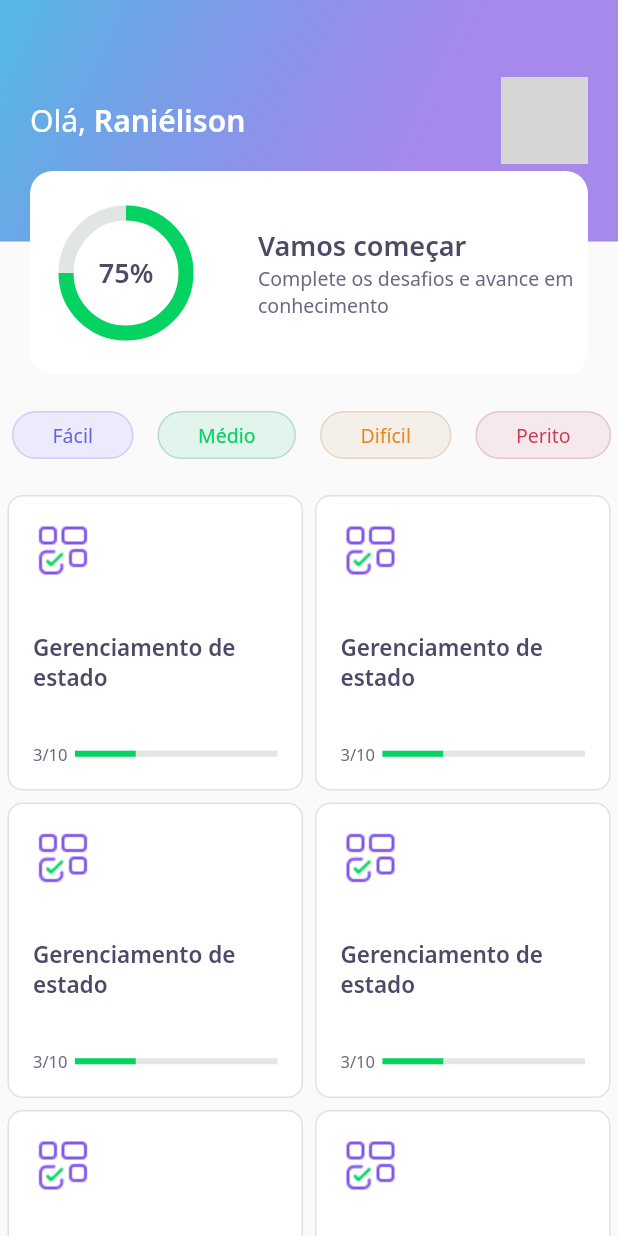
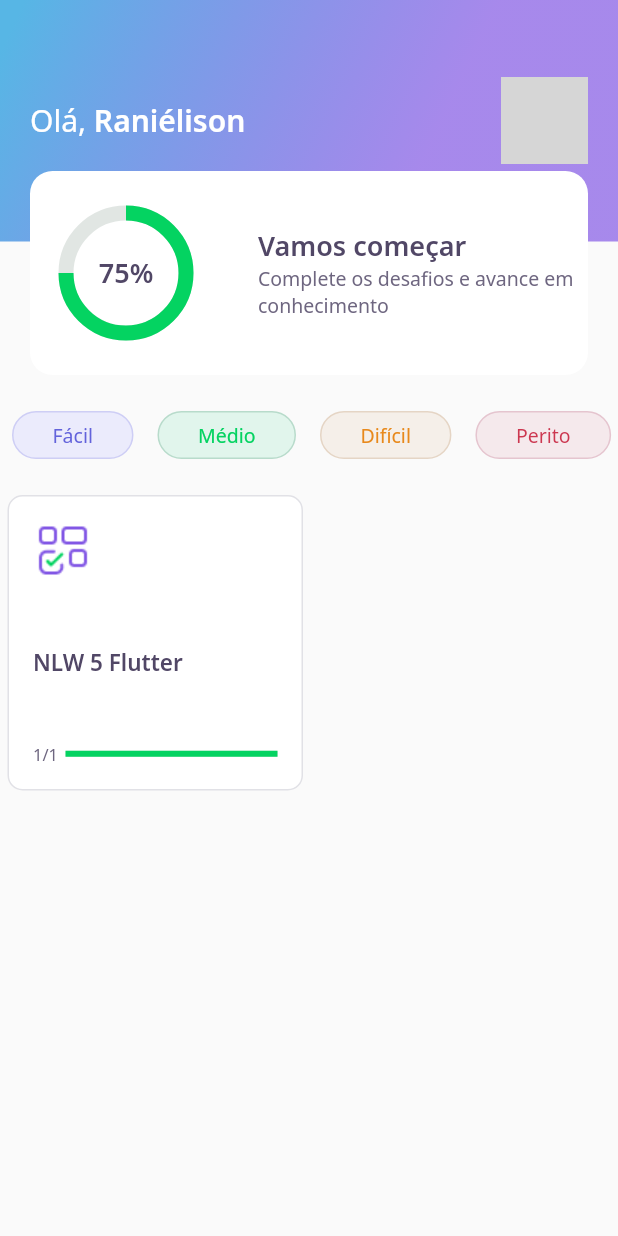
Before and after one commit to ranielison/devquiz, a Flutter app: the HomePage screen opened directly, on a phone screen of 412 x 824 dp. Run offline on Flutter 3.47's test engine with Material 2 defaults, Android fonts, the phone set to English and light mode, and no system bars; our stand-ins replace google_fonts; accounts and stored records are empty; network calls fail; grey boxes are pictures that could not be loaded.

```diff
--- /dev/null
+++ b/assets/database/user.json
@@ -0,0 +1,5 @@
+{
+  "name": "Raniélison",
+  "score": 75,
+  "photoUrl": "https://avatars.githubusercontent.com/u/16888639?s=400&u=a757561747f36002493dc25f2c937c544c40a3d0&v=4"
+}
--- a/lib/core/app_widget.dart
+++ b/lib/core/app_widget.dart
@@ -1,4 +1,4 @@
-import 'package:DevQuiz/challenge/challenge_page.dart';
+import 'package:DevQuiz/home/home_page.dart';
 import 'package:flutter/material.dart';
 
 class AppWidget extends StatelessWidget {
@@ -7,7 +7,7 @@ class AppWidget extends StatelessWidget {
     return MaterialApp(
       title: "DevQuiz",
       debugShowCheckedModeBanner: false,
-      home: ChallengePage(),
+      home: HomePage(),
     );
   }
 }
--- a/lib/home/home_controller.dart
+++ b/lib/home/home_controller.dart
@@ -1,7 +1,29 @@
+import 'package:DevQuiz/home/home_repository.dart';
+import 'package:DevQuiz/home/home_state.dart';
 import 'package:DevQuiz/shared/models/quiz_model.dart';
 import 'package:DevQuiz/shared/models/user_model.dart';
+import 'package:flutter/widgets.dart';
 
 class HomeController {
+  final stateNotifier = ValueNotifier<HomeState>(HomeState.empty);
+
+  set state(HomeState state) => stateNotifier.value = state;
+  HomeState get state => stateNotifier.value;
+
   UserModel? user;
   List<QuizModel>? quizzes;
+
+  final repository = HomeRepository();
+
+  void getUser() async {
+    state = HomeState.loading;
+    user = await repository.getUser();
+    state = HomeState.success;
+  }
+
+  void getQuizzes() async {
+    state = HomeState.loading;
+    quizzes = await repository.getQuizzes();
+    state = HomeState.success;
+  }
 }
--- a/lib/home/home_page.dart
+++ b/lib/home/home_page.dart
@@ -1,3 +1,5 @@
+import 'package:DevQuiz/home/home_controller.dart';
+import 'package:DevQuiz/home/home_state.dart';
 import 'package:DevQuiz/home/widgets/appbar/app_bar_widget.dart';
 import 'package:DevQuiz/home/widgets/level_button/level_button_widget.dart';
 import 'package:DevQuiz/home/widgets/quiz_card/quiz_card_widget.dart';
@@ -9,10 +11,25 @@ class HomePage extends StatefulWidget {
 }
 
 class _HomePageState extends State<HomePage> {
+  final controller = HomeController();
+
+  @override
+  void initState() {
+    super.initState();
+    controller.getUser();
+    controller.getQuizzes();
+    controller.stateNotifier.addListener(() {
+      setState(() {});
+    });
+  }
+
   @override
   Widget build(BuildContext context) {
+    if (controller.state == HomeState.success) {
       return Scaffold(
-      appBar: AppBarWidget(),
+        appBar: AppBarWidget(
+          user: controller.user!,
+        ),
         body: Column(
           children: [
             SizedBox(height: 24),
@@ -34,18 +51,26 @@ class _HomePageState extends State<HomePage> {
                 crossAxisSpacing: 8,
                 mainAxisSpacing: 8,
                 padding: const EdgeInsets.symmetric(horizontal: 5),
-              children: [
-                QuizCardWidget(),
-                QuizCardWidget(),
-                QuizCardWidget(),
-                QuizCardWidget(),
-                QuizCardWidget(),
-                QuizCardWidget(),
-              ],
+                children: controller.quizzes!
+                    .map(
+                      (item) => QuizCardWidget(
+                        quiz: item,
+                      ),
+                    )
+                    .toList(),
               ),
             )
           ],
         ),
       );
+    } else {
+      return Scaffold(
+        body: Center(
+          child: CircularProgressIndicator(
+            valueColor: AlwaysStoppedAnimation<Color>(Colors.grey),
+          ),
+        ),
+      );
     }
   }
+}
--- /dev/null
+++ b/lib/home/home_state.dart
@@ -0,0 +1 @@
+enum HomeState { success, loading, error, empty }
--- a/lib/home/widgets/appbar/app_bar_widget.dart
+++ b/lib/home/widgets/appbar/app_bar_widget.dart
@@ -1,10 +1,13 @@
 import 'package:DevQuiz/core/app_gradients.dart';
 import 'package:DevQuiz/core/app_text_styles.dart';
 import 'package:DevQuiz/home/widgets/score_card/score_card_widget.dart';
+import 'package:DevQuiz/shared/models/user_model.dart';
 import 'package:flutter/material.dart';
 
 class AppBarWidget extends PreferredSize {
-  AppBarWidget()
+  final UserModel user;
+
+  AppBarWidget({required this.user})
       : super(
           preferredSize: Size.fromHeight(250),
           child: Container(
@@ -27,7 +30,7 @@ class AppBarWidget extends PreferredSize {
                           style: AppTextStyles.title,
                           children: [
                             TextSpan(
-                              text: "Raniélison",
+                              text: user.name,
                               style: AppTextStyles.titleBold,
                             )
                           ],
@@ -39,9 +42,7 @@ class AppBarWidget extends PreferredSize {
                         decoration: BoxDecoration(
                           borderRadius: BorderRadius.circular(10),
                           image: DecorationImage(
-                            image: NetworkImage(
-                              "https://avatars.githubusercontent.com/u/16888639?s=400&u=a757561747f36002493dc25f2c937c544c40a3d0&v=4",
-                            ),
+                            image: NetworkImage(user.photoUrl),
                           ),
                         ),
                       )
--- a/lib/home/widgets/quiz_card/quiz_card_widget.dart
+++ b/lib/home/widgets/quiz_card/quiz_card_widget.dart
@@ -1,8 +1,13 @@
 import 'package:DevQuiz/core/core.dart';
+import 'package:DevQuiz/shared/models/quiz_model.dart';
 import 'package:DevQuiz/shared/widgets/progress_indicator/progress_indicator_widget.dart';
 import 'package:flutter/material.dart';
 
 class QuizCardWidget extends StatelessWidget {
+  final QuizModel quiz;
+
+  const QuizCardWidget({Key? key, required this.quiz}) : super(key: key);
+
   @override
   Widget build(BuildContext context) {
     return Container(
@@ -24,14 +29,21 @@ class QuizCardWidget extends StatelessWidget {
             child: Image.asset(AppImages.blocks),
           ),
           Text(
-            'Gerenciamento de estado',
+            quiz.title,
             style: AppTextStyles.heading15,
           ),
           Row(
             children: [
-              Text('3/10', style: AppTextStyles.body11),
+              Text(
+                '${quiz.questionsAnswered}/${quiz.questions.length}',
+                style: AppTextStyles.body11,
+              ),
               SizedBox(width: 5),
-              Expanded(child: ProgressIndicatorWidget(value: 0.3)),
+              Expanded(
+                child: ProgressIndicatorWidget(
+                  value: quiz.questionsAnswered / quiz.questions.length,
+                ),
+              ),
             ],
           )
         ],
--- a/lib/shared/models/question_model.dart
+++ b/lib/shared/models/question_model.dart
@@ -1,3 +1,5 @@
+import 'dart:convert';
+
 import 'package:DevQuiz/shared/models/answer_model.dart';
 
 class QuestionModel {
@@ -8,4 +10,25 @@ class QuestionModel {
     required this.title,
     required this.answers,
   }) : assert(answers.length == 4);
+
+  Map<String, dynamic> toMap() {
+    return {
+      'title': title,
+      'answers': answers.map((x) => x.toMap()).toList(),
+    };
+  }
+
+  factory QuestionModel.fromMap(Map<String, dynamic> map) {
+    return QuestionModel(
+      title: map['title'],
+      answers: List<AnswerModel>.from(
+        map['answers']?.map((x) => AnswerModel.fromMap(x)),
+      ),
+    );
+  }
+
+  String toJson() => json.encode(toMap());
+
+  factory QuestionModel.fromJson(String source) =>
+      QuestionModel.fromMap(json.decode(source));
 }
--- a/lib/shared/models/quiz_model.dart
+++ b/lib/shared/models/quiz_model.dart
@@ -1,10 +1,25 @@
+import 'dart:convert';
+
 import 'package:DevQuiz/shared/models/question_model.dart';
 
-enum Level {
-  facil,
-  medio,
-  dificil,
-  perito,
+enum Level { facil, medio, dificil, perito }
+
+extension LevelStringExt on String {
+  Level get levelParse => {
+        "facil": Level.facil,
+        "medio": Level.medio,
+        "dificil": Level.dificil,
+        "perito": Level.perito,
+      }[this]!;
+}
+
+extension LevelExt on Level {
+  String get parse => {
+        Level.facil: "facil",
+        Level.medio: "medio",
+        Level.dificil: "dificil",
+        Level.perito: "perito",
+      }[this]!;
 }
 
 class QuizModel {
@@ -21,4 +36,31 @@ class QuizModel {
     required this.level,
     required this.questions,
   });
+
+  Map<String, dynamic> toMap() {
+    return {
+      'title': title,
+      'questionsAnswered': questionsAnswered,
+      'imagem': imagem,
+      'level': level.parse,
+      'questions': questions.map((x) => x.toMap()).toList(),
+    };
+  }
+
+  factory QuizModel.fromMap(Map<String, dynamic> map) {
+    print('ok');
+    return QuizModel(
+      title: map['title'],
+      questionsAnswered: map['questionsAnswered'],
+      imagem: map['imagem'],
+      level: map['level'].toString().levelParse,
+      questions: List<QuestionModel>.from(
+          map['questions']?.map((x) => QuestionModel.fromMap(x))),
+    );
+  }
+
+  String toJson() => json.encode(toMap());
+
+  factory QuizModel.fromJson(String source) =>
+      QuizModel.fromMap(json.decode(source));
 }
--- a/lib/shared/models/user_model.dart
+++ b/lib/shared/models/user_model.dart
@@ -1,3 +1,5 @@
+import 'dart:convert';
+
 class UserModel {
   final String name;
   final String photoUrl;
@@ -8,4 +10,25 @@ class UserModel {
     required this.photoUrl,
     required this.score,
   });
+
+  Map<String, dynamic> toMap() {
+    return {
+      'name': name,
+      'photoUrl': photoUrl,
+      'score': score,
+    };
+  }
+
+  factory UserModel.fromMap(Map<String, dynamic> map) {
+    return UserModel(
+      name: map['name'],
+      photoUrl: map['photoUrl'],
+      score: map['score'],
+    );
+  }
+
+  String toJson() => json.encode(toMap());
+
+  factory UserModel.fromJson(String source) =>
+      UserModel.fromMap(json.decode(source));
 }
--- a/pubspec.yaml
+++ b/pubspec.yaml
@@ -18,5 +18,6 @@ dev_dependencies:
 flutter:
   assets:
     - assets/images/
+    - assets/database/
 
   uses-material-design: true
```
Also changed, not shown: assets/database/quizzes.json (added, +31 -0 lines), lib/home/home_repository.dart (added, +22 -0 lines), lib/shared/models/answer_model.dart (+21 -0 lines). Lines whose indentation alone changed are shown as unchanged.
